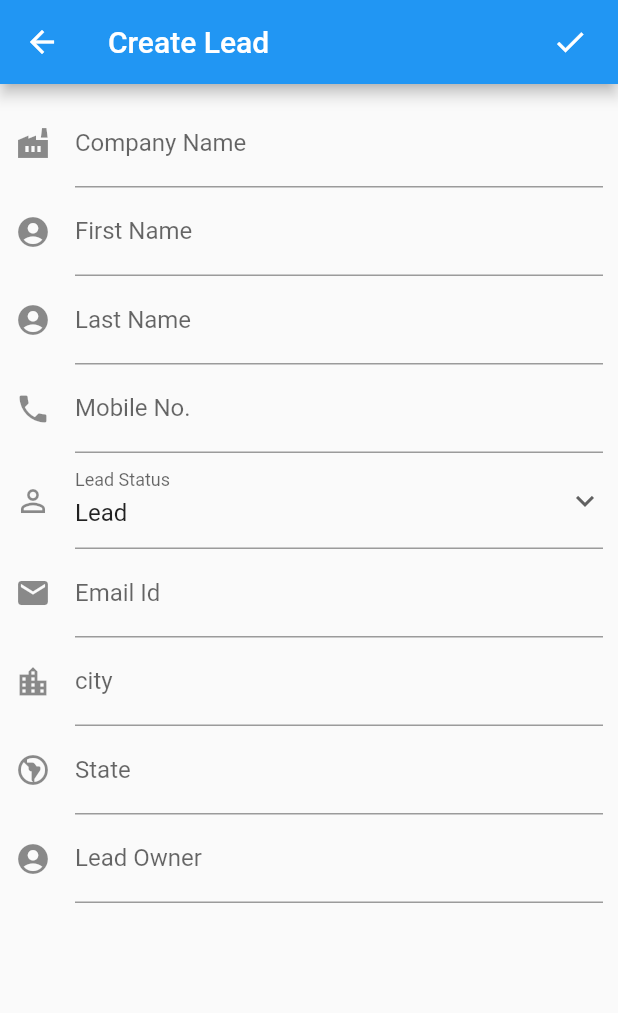
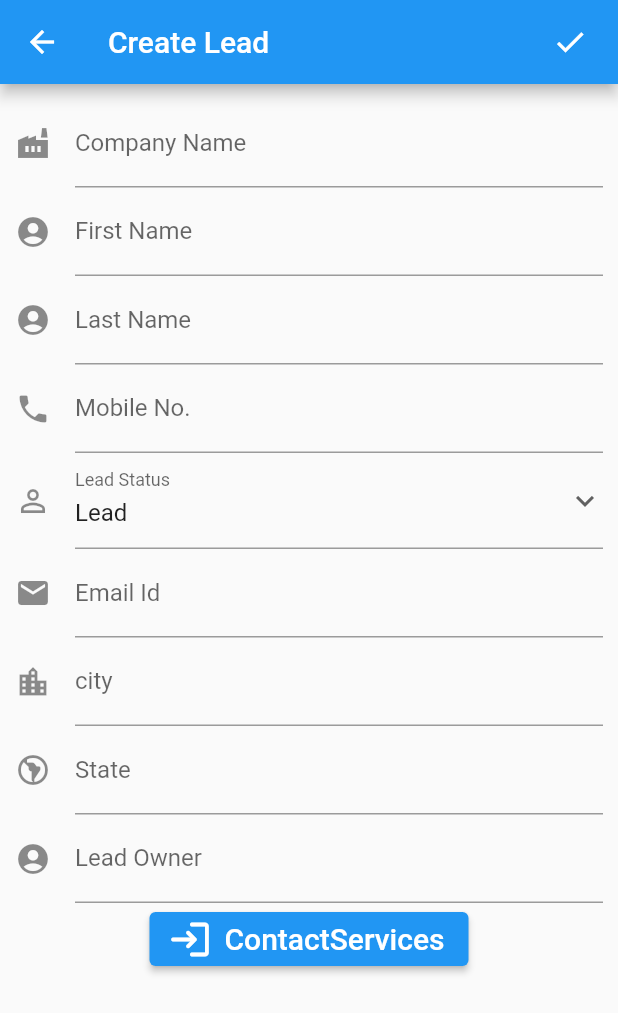
Before and after one commit to Avanti002/client_crm, a Flutter app: the CreateLead screen opened directly, on a phone screen of 412 x 824 dp. Shown: the top 1013 px of the screen. Run offline on Flutter 3.47's test engine with Material 2 defaults, Android fonts, the phone set to English and light mode, and no system bars; our stand-ins replace date_picker_timeline, flutter_native_contact_picker, flutter_speed_dial, geocoding, geolocator, get_it and 3 more; missing offline and left inert: a package; network calls fail; statements that could not run were skipped.

Commit message:
email to contact service

```diff
--- a/lib/email.dart
+++ b/lib/contact_services.dart
@@ -3,14 +3,15 @@ import 'package:flutter/material.dart';
 import 'package:quantbit_crm/service_locator.dart';
 import 'package:url_launcher/url_launcher.dart';
 
-class Email extends StatefulWidget {
-  const Email({super.key});
+class ContactServices extends StatefulWidget {
+  const ContactServices({super.key});
 
   @override
-  EmailState createState() => EmailState();
+  ContactServicesState createState() => ContactServicesState();
 }
 
-class EmailState extends State<Email> {
+class ContactServicesState extends State<ContactServices> {
+
   final CallsAndMessagesService _service = locator<CallsAndMessagesService>();
 
   final String number = "8308020899";
--- a/lib/create/create_lead.dart
+++ b/lib/create/create_lead.dart
@@ -2,7 +2,7 @@ import 'package:flutter/material.dart';
 import 'package:quantbit_crm/backend/post_lead.dart';
 import 'package:quantbit_crm/index/lead_index.dart' as tmp;
 import 'package:quantbit_crm/index/lead_index.dart';
-
+import 'package:quantbit_crm/contact_services.dart';
 
 
 List xyz=[];
@@ -235,6 +235,19 @@ class CreateLeadState extends State<CreateLead> {
                       //   return null;
                       //
                       ),
+                      ElevatedButton.icon(
+  onPressed: () {
+     Navigator.push(
+      context,
+      MaterialPageRoute(builder: (context) => ContactServices(),)
+      );
+  },
+  label: Text('ContactServices',style:TextStyle(fontSize: 20)),
+  icon: Icon( // <-- Icon
+    Icons.login_rounded,
+    size: 30.0,
+  ),
+),
                 ],
               ),
             ),
```
